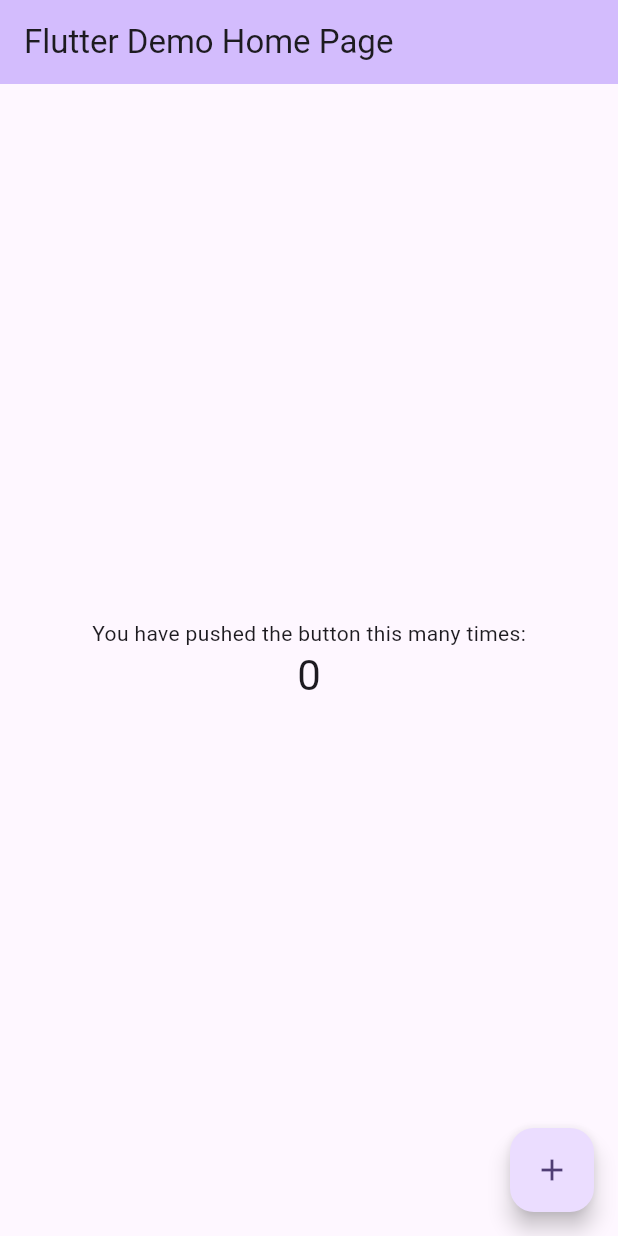
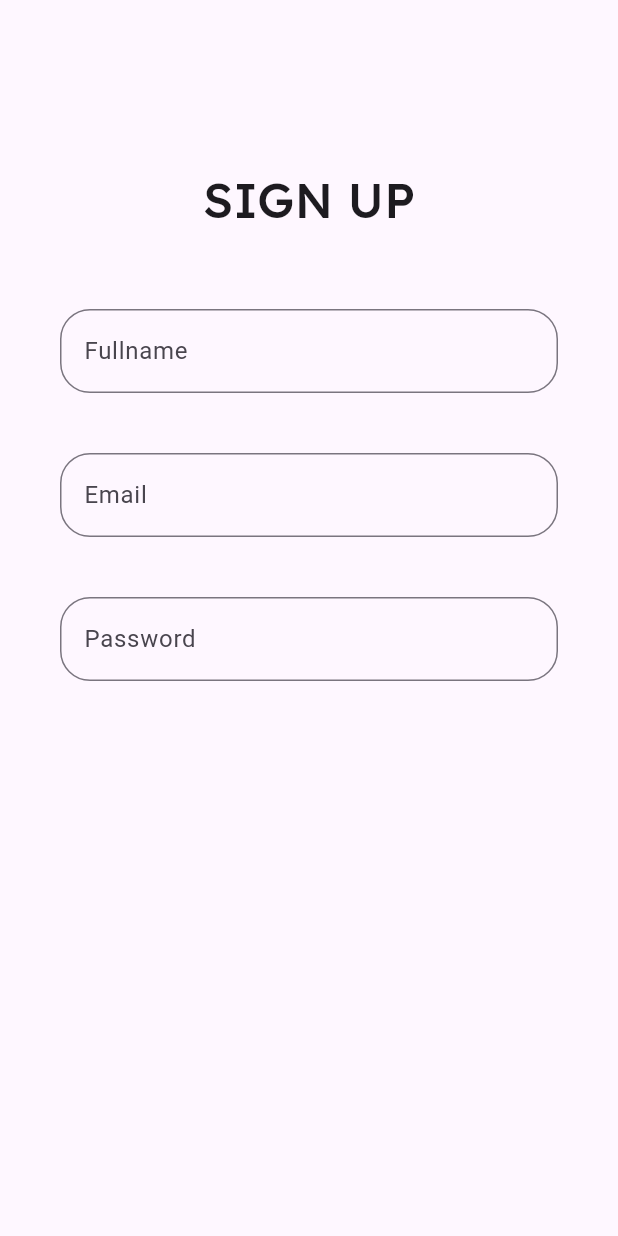
Before and after one commit to EYOB123695/Agafari-mobile-app, a Flutter app: the screen it shows after launch, on a phone screen of 412 x 824 dp. Run offline on Flutter 3.47's test engine with Material 3 defaults, Android fonts, the phone set to English and light mode, and no system bars; our stand-ins replace google_fonts.

Commit message:
creating my sign up page

```diff
--- a/eventapp/lib/features/Authentication/Presentation/pages/signup.dart
+++ b/eventapp/lib/features/Authentication/Presentation/pages/signup.dart
@@ -0,0 +1,101 @@
+import 'package:eventapp/features/Authentication/Presentation/widgets/widgets.dart';
+import 'package:flutter/material.dart';
+import 'package:google_fonts/google_fonts.dart';
+
+class Signup extends StatefulWidget {
+  const Signup({
+    super.key,
+  });
+
+  @override
+  State<Signup> createState() => _SignupState();
+}
+
+class _SignupState extends State<Signup> {
+  final _Fullnamecontroller = TextEditingController();
+  final _Emailadresscontroler = TextEditingController();
+  final _paswordcontroller = TextEditingController();
+  final _formkey = GlobalKey<FormState>();
+
+  @override
+  Widget build(BuildContext context) {
+    return Scaffold(
+      body: SingleChildScrollView(
+        child: Column(
+          crossAxisAlignment: CrossAxisAlignment.start,
+          children: [
+            // "SIGN UP" text with its own padding
+            Padding(
+              padding: const EdgeInsets.only(top: 110, left: 40, right: 40),
+              child: Center(
+                child: Text(
+                  "SIGN UP",
+                  style: GoogleFonts.lexend(
+                    fontWeight: FontWeight.w500,
+                    fontSize: 32,
+                  ),
+                ),
+              ),
+            ),
+
+            const SizedBox(height: 40), // Add spacing below the text
+
+            // Form with its own padding
+            Padding(
+              padding: const EdgeInsets.symmetric(horizontal: 40),
+              child: Form(
+                key: _formkey,
+                child: Column(
+                  children: [
+                    InputFormField(
+                      label: "Fullname",
+                      inputType: TextInputType.text,
+                      controller: _Fullnamecontroller,
+                      validator: (value) {
+                        if (value == null || value.isEmpty) {
+                          return "Please enter your name";
+                        }
+                        return null;
+                      },
+                    ),
+                    const SizedBox(height: 20),
+                    InputFormField(
+                      label: "Email",
+                      inputType: TextInputType.emailAddress,
+                      controller: _Emailadresscontroler,
+                      validator: (value) {
+                        if (value == null || value.isEmpty) {
+                          return "Please enter your email";
+                        } else if (!RegExp(
+                                r'^[a-zA-Z0-9._%+-]+@[a-zA-Z0-9.-]+\.[a-zA-Z]{2,}$')
+                            .hasMatch(value)) {
+                          return "Please enter a valid email address";
+                        }
+                        return null;
+                      },
+                    ),
+                    const SizedBox(height: 20),
+                    InputFormField(
+                      label: "Password",
+                      inputType: TextInputType.text,
+                      controller: _paswordcontroller,
+                      hideText: true,
+                      validator: (value) {
+                        if (value == null || value.isEmpty) {
+                          return "Please enter your password";
+                        } else if (value.length < 6) {
+                          return "Password length must be greater than 6";
+                        }
+                        return null;
+                      },
+                    ),
+                  ],
+                ),
+              ),
+            ),
+          ],
+        ),
+      ),
+    );
+  }
+}
--- /dev/null
+++ b/eventapp/lib/features/Authentication/Presentation/widgets/widgets.dart
@@ -0,0 +1,37 @@
+import 'package:flutter/material.dart';
+
+class InputFormField extends StatelessWidget {
+  final String label;
+  final TextInputType inputType;
+  final TextEditingController controller;
+  final FormFieldValidator<String> validator;
+  final bool hideText;
+
+  const InputFormField({
+    Key? key,
+    required this.label,
+    required this.inputType,
+    required this.controller,
+    required this.validator,
+    this.hideText = false,
+  }) : super(key: key);
+
+  @override
+  Widget build(BuildContext context) {
+    return Padding(
+      padding: const EdgeInsets.symmetric(vertical: 10.0),
+      child: TextFormField(
+        controller: controller,
+        keyboardType: inputType,
+        obscureText: hideText,
+        decoration: InputDecoration(
+          labelText: label,
+          border: OutlineInputBorder(
+            borderRadius: BorderRadius.circular(20),
+          ),
+        ),
+        validator: validator,
+      ),
+    );
+  }
+}
--- a/eventapp/lib/main.dart
+++ b/eventapp/lib/main.dart
@@ -1,9 +1,9 @@
+import 'package:eventapp/features/Authentication/Presentation/pages/signup.dart';
 import 'package:flutter/material.dart';
 
 void main() {
   runApp(const MyApp());
 }
-
 
 class MyApp extends StatelessWidget {
   const MyApp({super.key});
@@ -12,115 +12,12 @@ class MyApp extends StatelessWidget {
   @override
   Widget build(BuildContext context) {
     return MaterialApp(
-      title: 'Flutter Demo',
-      theme: ThemeData(
-        // This is the theme of your application.
-        //
-        // TRY THIS: Try running your application with "flutter run". You'll see
-        // the application has a purple toolbar. Then, without quitting the app,
-        // try changing the seedColor in the colorScheme below to Colors.green
-        // and then invoke "hot reload" (save your changes or press the "hot
-        // reload" button in a Flutter-supported IDE, or press "r" if you used
-        // the command line to start the app).
-        //
-        // Notice that the counter didn't reset back to zero; the application
-        // state is not lost during the reload. To reset the state, use hot
-        // restart instead.
-        //
-        // This works for code too, not just values: Most code changes can be
-        // tested with just a hot reload.
-        colorScheme: ColorScheme.fromSeed(seedColor: Colors.deepPurple),
-        useMaterial3: true,
-      ),
-      home: const MyHomePage(title: 'Flutter Demo Home Page'),
-    );
+        title: 'Flutter Demo',
+        theme: ThemeData(
+
+          colorScheme: ColorScheme.fromSeed(seedColor: Colors.deepPurple),
+          useMaterial3: true,
+        ),
+        home: const Signup());
   }
 }
-
-class MyHomePage extends StatefulWidget {
-  const MyHomePage({super.key, required this.title});
-
-  // This widget is the home page of your application. It is stateful, meaning
-  // that it has a State object (defined below) that contains fields that affect
-  // how it looks.
-
-  // This class is the configuration for the state. It holds the values (in this
-  // case the title) provided by the parent (in this case the App widget) and
-  // used by the build method of the State. Fields in a Widget subclass are
-  // always marked "final".
-
-  final String title;
-
-  @override
-  State<MyHomePage> createState() => _MyHomePageState();
-}
-
-class _MyHomePageState extends State<MyHomePage> {
-  int _counter = 0;
-
-  void _incrementCounter() {
-    setState(() {
-      // This call to setState tells the Flutter framework that something has
-      // changed in this State, which causes it to rerun the build method below
-      // so that the display can reflect the updated values. If we changed
-      // _counter without calling setState(), then the build method would not be
-      // called again, and so nothing would appear to happen.
-      _counter++;
-    });
-  }
-
-  @override
-  Widget build(BuildContext context) {
-    // This method is rerun every time setState is called, for instance as done
-    // by the _incrementCounter method above.
-    //
-    // The Flutter framework has been optimized to make rerunning build methods
-    // fast, so that you can just rebuild anything that needs updating rather
-    // than having to individually change instances of widgets.
-    return Scaffold(
-      appBar: AppBar(
-        // TRY THIS: Try changing the color here to a specific color (to
-        // Colors.amber, perhaps?) and trigger a hot reload to see the AppBar
-        // change color while the other colors stay the same.
-        backgroundColor: Theme.of(context).colorScheme.inversePrimary,
-        // Here we take the value from the MyHomePage object that was created by
-        // the App.build method, and use it to set our appbar title.
-        title: Text(widget.title),
-      ),
-      body: Center(
-        // Center is a layout widget. It takes a single child and positions it
-        // in the middle of the parent.
-        child: Column(
-          // Column is also a layout widget. It takes a list of children and
-          // arranges them vertically. By default, it sizes itself to fit its
-          // children horizontally, and tries to be as tall as its parent.
-          //
-          // Column has various properties to control how it sizes itself and
-          // how it positions its children. Here we use mainAxisAlignment to
-          // center the children vertically; the main axis here is the vertical
-          // axis because Columns are vertical (the cross axis would be
-          // horizontal).
-          //
-          // TRY THIS: Invoke "debug painting" (choose the "Toggle Debug Paint"
-          // action in the IDE, or press "p" in the console), to see the
-          // wireframe for each widget.
-          mainAxisAlignment: MainAxisAlignment.center,
-          children: <Widget>[
-            const Text(
-              'You have pushed the button this many times:',
-            ),
-            Text(
-              '$_counter',
-              style: Theme.of(context).textTheme.headlineMedium,
-            ),
-          ],
-        ),
-      ),
-      floatingActionButton: FloatingActionButton(
-        onPressed: _incrementCounter,
-        tooltip: 'Increment',
-        child: const Icon(Icons.add),
-      ), // This trailing comma makes auto-formatting nicer for build methods.
-    );
-  }
-}
--- a/eventapp/pubspec.yaml
+++ b/eventapp/pubspec.yaml
@@ -35,6 +35,7 @@ dependencies:
   # The following adds the Cupertino Icons font to your application.
   # Use with the CupertinoIcons class for iOS style icons.
   cupertino_icons: ^1.0.6
+  google_fonts: ^6.2.1
 
 dev_dependencies:
   flutter_test:
```
Also changed, not shown: eventapp/pubspec.lock, 1 other file.
